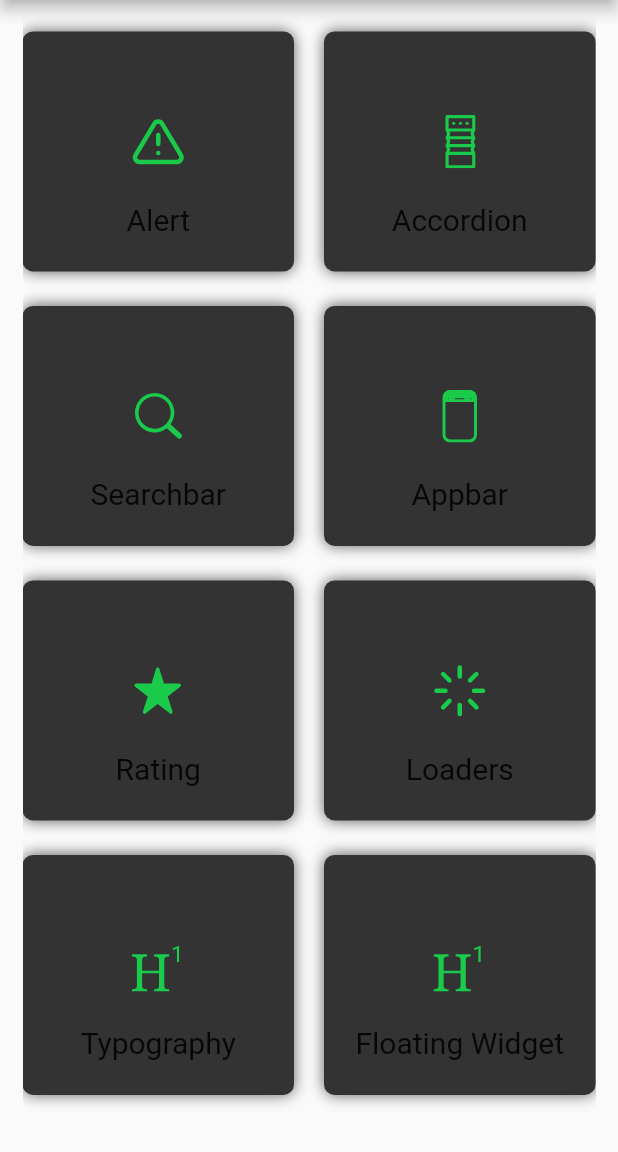
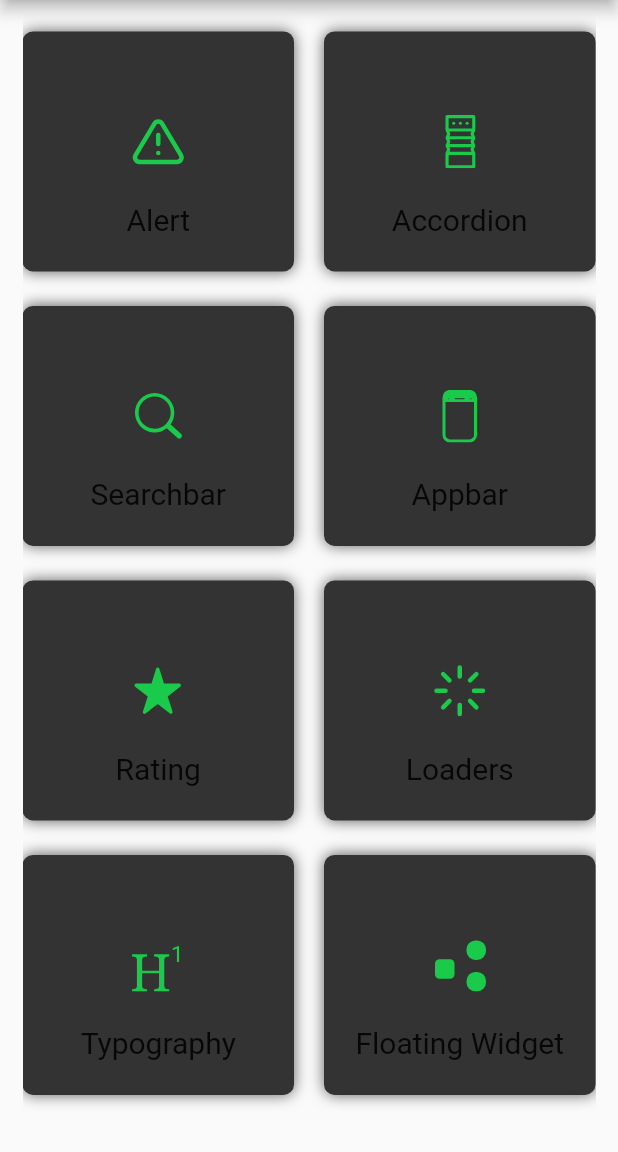
Before and after one commit to ionicfirebaseapp/getwidget-app-kit, a Flutter app: the screen it shows after launch, scrolled down 1072 dp, on a phone screen of 412 x 824 dp, the part 84-1236 px from its top. Run offline on Flutter 3.47's test engine with Material 2 defaults, Android fonts, the phone set to English and light mode, and no system bars; our stand-ins replace flutter_svg, getflutter, webview_flutter; statements that could not run were skipped.

Commit message:
fab button as floating widget done

```diff
--- a/lib/screens/floating_widget/fab_floating.dart
+++ b/lib/screens/floating_widget/fab_floating.dart
@@ -84,7 +84,7 @@ class _FabFloatingWidgetState extends State<FabFloatingWidget> with TickerProvid
                 const Padding(
                   padding: EdgeInsets.only(left: 15, top: 20, bottom: 40),
                   child: GFTypography(
-                    text: 'Floating Widget as a FAB Button',
+                    text: 'FAB Button as a Floating Widget',
                     type: GFTypographyType.typo5,
                     dividerWidth: 25,
                     dividerColor: Color(0xFF19CA4B),
--- a/lib/screens/floating_widget/messenger_floating.dart
+++ b/lib/screens/floating_widget/messenger_floating.dart
@@ -40,7 +40,7 @@ class _MessengerFloatingWidgetState extends State<MessengerFloatingWidget> {
                   const Padding(
                     padding: EdgeInsets.only(left: 15, top: 20, bottom: 40),
                     child: GFTypography(
-                      text: 'Floating Widget as a',
+                      text: 'Avatar as a Floating Widget',
                       type: GFTypographyType.typo5,
                       dividerWidth: 25,
                       dividerColor: Color(0xFF19CA4B),
--- a/lib/screens/home.dart
+++ b/lib/screens/home.dart
@@ -1365,7 +1365,7 @@ class _HomePageState extends State<HomePage> {
                             height: 10,
                           ),
 //                            Image.asset('lib/assets/icons/menu.png'),
-                          SvgPicture.asset('lib/assets/icons/typography.svg'),
+                          SvgPicture.asset('lib/assets/icons/floating_widget.svg'),
                           Text(
                             'Floating Widget',
                             style: TextStyle(
--- a/pubspec.yaml
+++ b/pubspec.yaml
@@ -64,6 +64,7 @@ flutter:
     - lib/assets/icons/carousels.svg
     - lib/assets/icons/images.svg
     - lib/assets/icons/rating.svg
+    - lib/assets/icons/floating_widget.svg
     - lib/assets/icons/tabs.svg
     - lib/assets/icons/tiles.svg
     - lib/assets/icons/typography.svg
```
Also changed, not shown: lib/assets/icons/floating_widget.svg (added).
